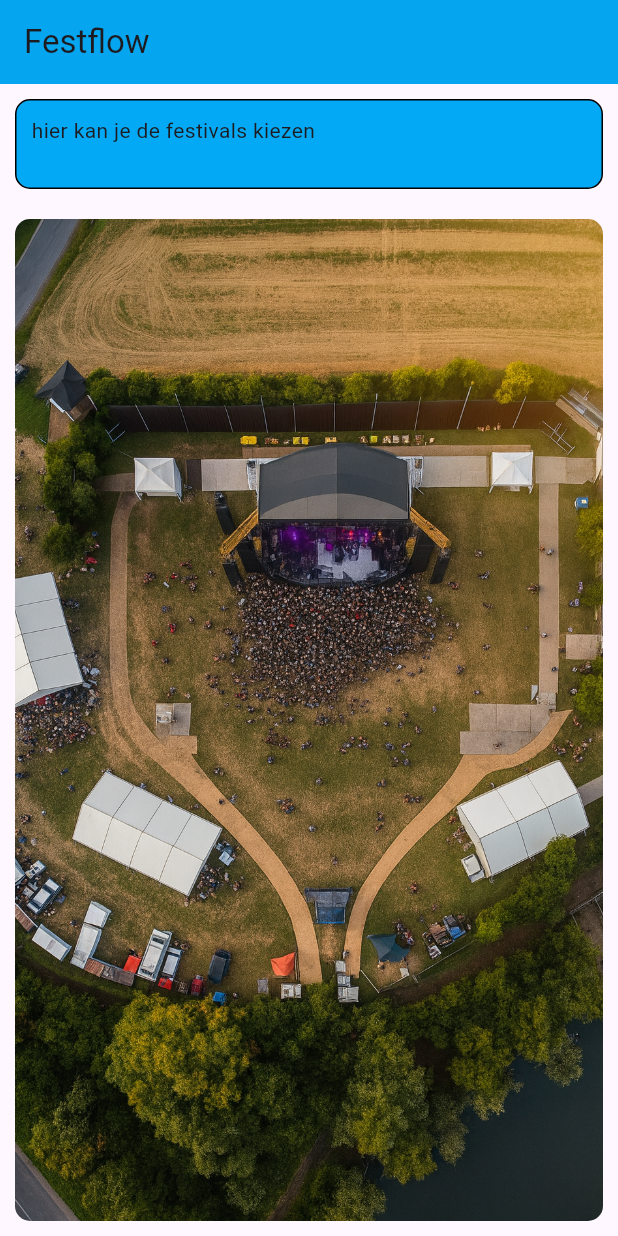
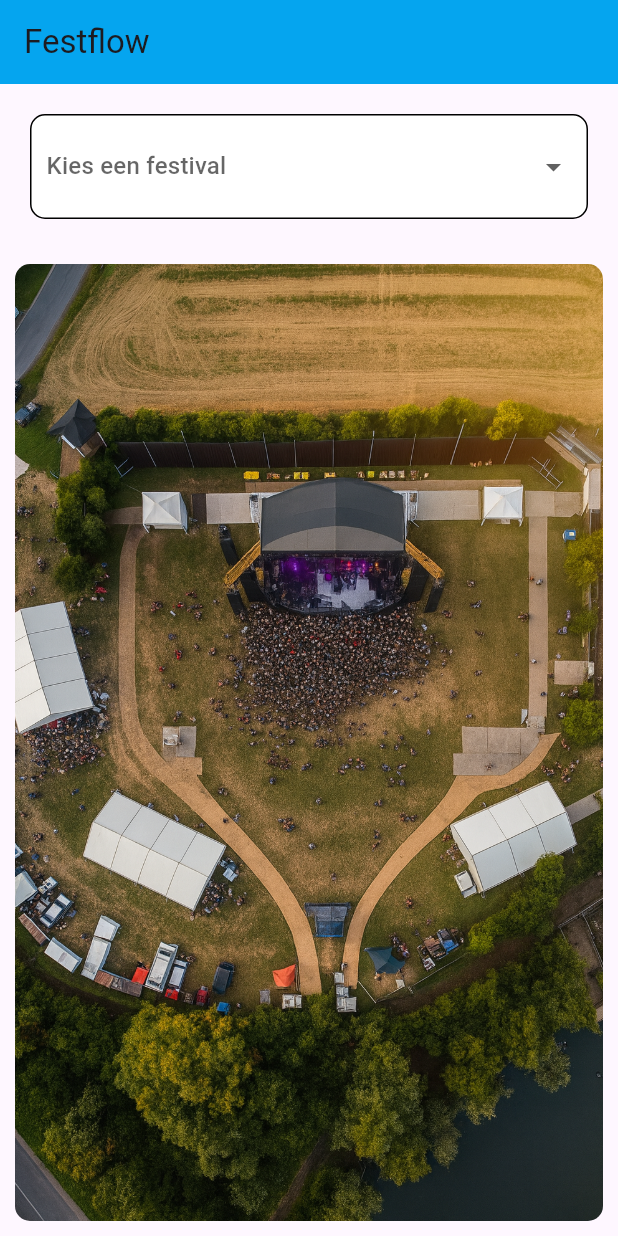
Before and after one commit to Jompie/Festival, a Flutter app: the screen it shows after launch, on a phone screen of 412 x 824 dp. Run offline on Flutter 3.47's test engine with Material 3 defaults, Android fonts, the phone set to English and light mode, and no system bars.

Commit message:
pulldown toegevoegd met veranderende fhoto's

```diff
--- a/lib/heatmap.dart
+++ b/lib/heatmap.dart
@@ -1,18 +1,25 @@
 import 'package:flutter/material.dart';
 
 class Heatmap extends StatelessWidget {
-  const Heatmap({super.key});
+  final String festival;
+
+  const Heatmap({super.key, required this.festival});
 
   @override
   Widget build(BuildContext context) {
+    final images = {
+      'Tomorrowland': 'assets/Podium_ai2.png',
+      'Lowlands': 'assets/Podium_ai3.png',
+      'Mysteryland': 'assets/Podium_ai4.png',
+      'Defqon1': 'assets/Podium_ai5.png',
+    };
+
+    final imagePath = images[festival] ?? 'assets/Podium_ai2.png';
+
     return Container(
-      width: double.infinity,
       decoration: BoxDecoration(
         borderRadius: BorderRadius.circular(10),
-        image: const DecorationImage(
-          image: AssetImage('assets/Podium_ai2.png'),
-          fit: BoxFit.cover,
-        ),
+        image: DecorationImage(image: AssetImage(imagePath), fit: BoxFit.cover),
       ),
     );
   }
--- a/lib/main.dart
+++ b/lib/main.dart
@@ -6,24 +6,41 @@ void main() {
   runApp(const MyApp());
 }
 
-class MyApp extends StatelessWidget {
+class MyApp extends StatefulWidget {
   const MyApp({super.key});
+
+  @override
+  State<MyApp> createState() => _MyAppState();
+}
+
+class _MyAppState extends State<MyApp> {
+  String selectedFestival = "Tomorrowland";
 
   @override
   Widget build(BuildContext context) {
     return MaterialApp(
       home: Scaffold(
         appBar: AppBar(
-          backgroundColor: Color.fromARGB(255, 5, 165, 239),
+          backgroundColor: const Color.fromARGB(255, 5, 165, 239),
           title: const Text('Festflow'),
         ),
         body: Column(
           children: [
-            const Pulldown(),
+            Padding(
+              padding: const EdgeInsets.all(10),
+              child: Pulldown(
+                onFestivalChanged: (festival) {
+                  setState(() {
+                    selectedFestival = festival;
+                  });
+                },
+              ),
+            ),
+
             Expanded(
               child: Padding(
                 padding: const EdgeInsets.all(10),
-                child: const Heatmap(),
+                child: Heatmap(festival: selectedFestival),
               ),
             ),
           ],
--- a/lib/pulldown.dart
+++ b/lib/pulldown.dart
@@ -1,21 +1,50 @@
 import 'package:flutter/material.dart';
 
-class Pulldown extends StatelessWidget {
-  const Pulldown({super.key});
+class Pulldown extends StatefulWidget {
+  final Function(String) onFestivalChanged;
+
+  const Pulldown({super.key, required this.onFestivalChanged});
+
+  @override
+  State<Pulldown> createState() => _PulldownState();
+}
+
+class _PulldownState extends State<Pulldown> {
+  final List<String> festivals = [
+    'Tomorrowland',
+    'Lowlands',
+    'Mysteryland',
+    'Defqon1',
+  ];
+
+  String? selectedFestival;
 
   @override
   Widget build(BuildContext context) {
     return Container(
       margin: const EdgeInsets.all(10),
       padding: const EdgeInsets.all(10),
-      height: 60,
-      width: double.infinity,
       decoration: BoxDecoration(
         border: Border.all(color: Colors.black),
-        color: Colors.lightBlue,
+        color: const Color.fromARGB(255, 255, 255, 255),
         borderRadius: BorderRadius.circular(10),
       ),
-      child: const Text("hier kan je de festivals kiezen"),
+      child: DropdownButton<String>(
+        value: selectedFestival,
+        hint: const Text("Kies een festival"),
+        isExpanded: true,
+        underline: SizedBox(),
+        items: festivals.map((festival) {
+          return DropdownMenuItem(value: festival, child: Text(festival));
+        }).toList(),
+        onChanged: (value) {
+          setState(() {
+            selectedFestival = value;
+          });
+
+          widget.onFestivalChanged(value!);
+        },
+      ),
     );
   }
 }
```
Also changed, not shown: assets/Podium_ai.png (deleted), assets/Podium_ai3.png (added), assets/Podium_ai4.png (added), assets/Podium_ai5.png (added).
